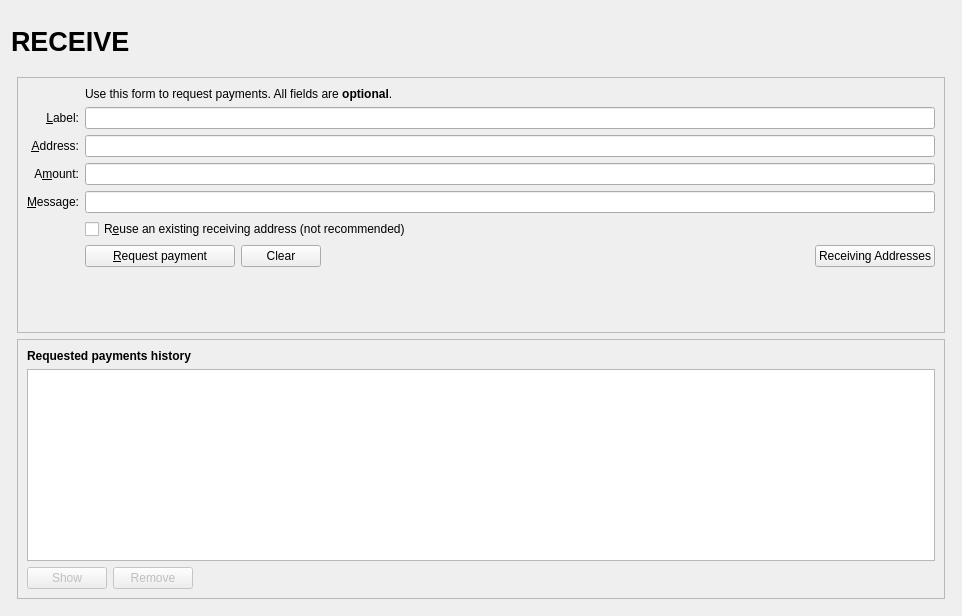
DigiDinar-Project/DigiDinar, file src/qt/forms/receivecoinsdialog.ui: the form before one commit.
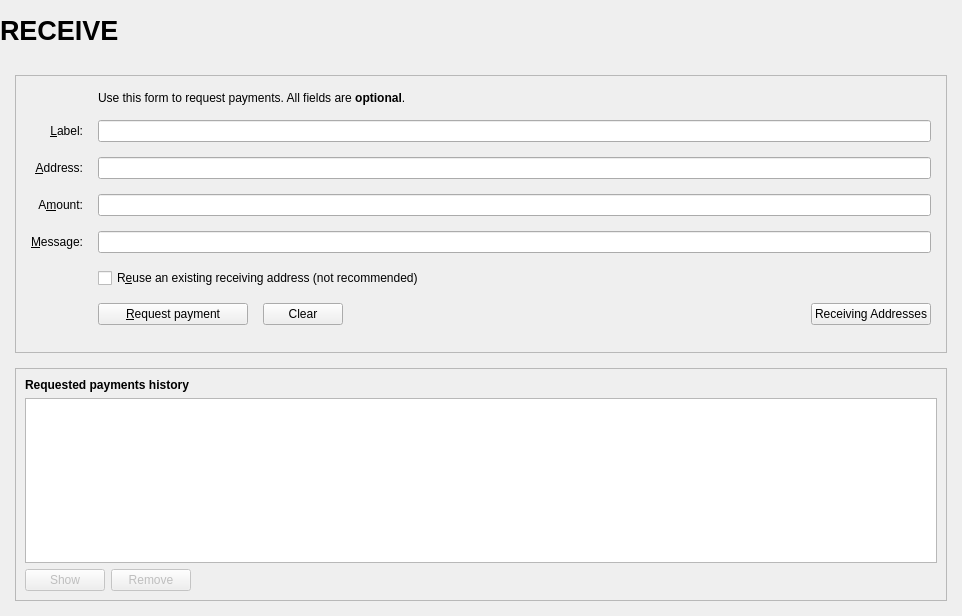
The form after the commit. Icons and pictures are not drawn. Custom widgets are drawn as their Qt base class.

What changed in the file:
```diff
--- a/src/qt/forms/receivecoinsdialog.ui
+++ b/src/qt/forms/receivecoinsdialog.ui
@@ -11,6 +11,18 @@
    </rect>
   </property>
   <layout class="QVBoxLayout" name="verticalLayout" stretch="0">
+   <property name="leftMargin">
+    <number>0</number>
+   </property>
+   <property name="topMargin">
+    <number>0</number>
+   </property>
+   <property name="rightMargin">
+    <number>0</number>
+   </property>
+   <property name="bottomMargin">
+    <number>0</number>
+   </property>
    <item>
     <layout class="QVBoxLayout" name="verticalLayout_Master" stretch="0,1">
      <property name="spacing">
@@ -76,14 +88,14 @@
            <widget class="QLabel" name="labelOverviewHeaderRight">
             <property name="minimumSize">
              <size>
-              <width>464</width>
-              <height>60</height>
+              <width>250</width>
+              <height>55</height>
              </size>
             </property>
             <property name="maximumSize">
              <size>
-              <width>16777215</width>
-              <height>60</height>
+              <width>250</width>
+              <height>55</height>
              </size>
             </property>
             <property name="font">
@@ -107,17 +119,20 @@
      <item>
       <widget class="QFrame" name="frame_BG">
        <layout class="QVBoxLayout" name="verticalLayout_5">
+        <property name="spacing">
+         <number>15</number>
+        </property>
         <property name="leftMargin">
-         <number>6</number>
+         <number>15</number>
         </property>
         <property name="topMargin">
-         <number>6</number>
+         <number>15</number>
         </property>
         <property name="rightMargin">
-         <number>6</number>
+         <number>15</number>
         </property>
         <property name="bottomMargin">
-         <number>6</number>
+         <number>15</number>
         </property>
         <item>
          <widget class="QFrame" name="frame2">
@@ -134,6 +149,21 @@
            <enum>QFrame::Sunken</enum>
           </property>
           <layout class="QVBoxLayout" name="verticalLayout_3">
+           <property name="spacing">
+            <number>15</number>
+           </property>
+           <property name="leftMargin">
+            <number>15</number>
+           </property>
+           <property name="topMargin">
+            <number>15</number>
+           </property>
+           <property name="rightMargin">
+            <number>15</number>
+           </property>
+           <property name="bottomMargin">
+            <number>15</number>
+           </property>
            <item>
             <layout class="QGridLayout" name="gridLayout">
              <item row="2" column="2">
```
